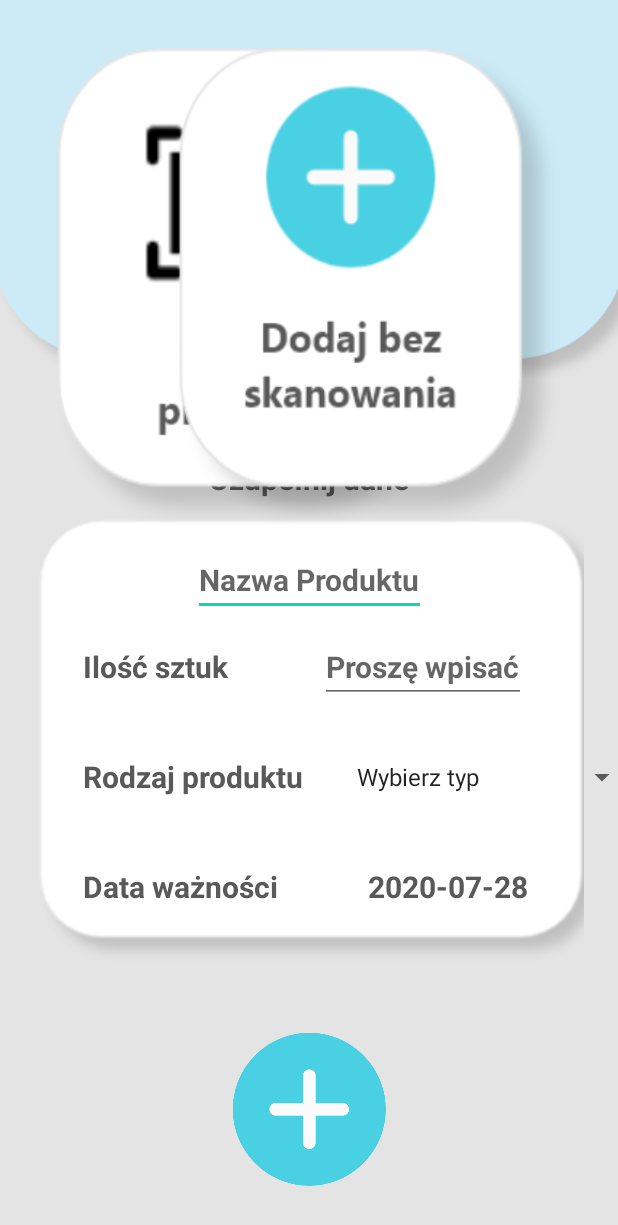
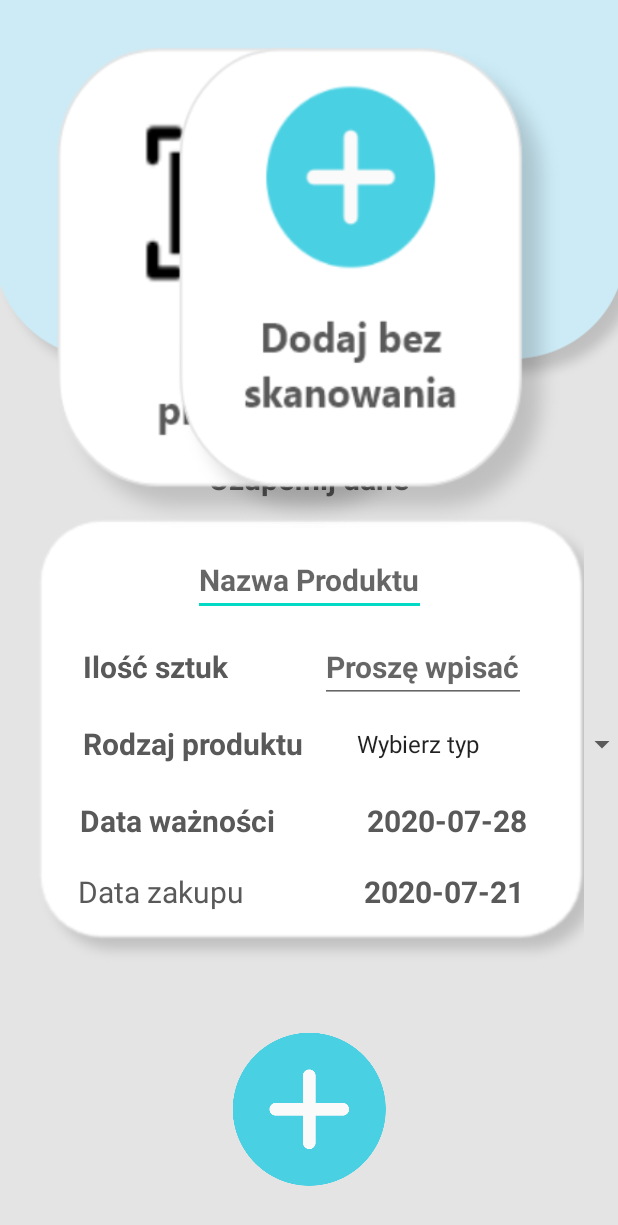
Before and after one commit to AgnieszkaRozanska/Inteligentna_Lodowka, an Android app: the ScanPrroductsActivity screen opened directly, with no data from a screen before it, after a tap on an icon or button, on a phone screen of 412 x 824 dp. Shown: the top 1225 px of the screen. Run offline under Robolectric (Android 15) with nearby library versions, the phone set to English and light mode, and no system bars; libraries missing offline, so code that uses them is left out: com.facebook.stetho, com.google.zxing.integration.

Commit message:
Add purchase date to database

```diff
--- a/app/src/main/AndroidManifest.xml
+++ b/app/src/main/AndroidManifest.xml
@@ -8,7 +8,7 @@
         android:label="@string/app_name"
         android:roundIcon="@mipmap/ic_launcher_round"
         android:supportsRtl="true"
-        android:hardwareAccelerated="true"
+        android:hardwareAccelerated="false"
         android:theme="@style/AppTheme">
         <activity android:name=".Fridge.ChangeExpirationDateActivity"></activity>
         <activity android:name=".Recipies.ConcreteRecipeActivity" />
--- a/app/src/main/java/com/example/inteligentnalodowka_mobileapp/Product.kt
+++ b/app/src/main/java/com/example/inteligentnalodowka_mobileapp/Product.kt
@@ -7,13 +7,15 @@ class Product {
     var id : String
     var nameProduct : String
     var expirationDate : String
+    var purchaseDate : String
     var quantity : String
     var type : String
 
-    constructor(id : String, nameProduct : String, expirationDate: String, quantity : String, type : String){
+    constructor(id : String, nameProduct : String, expirationDate: String, purchaseDate: String, quantity : String, type : String){
         this.id = id
         this.nameProduct = nameProduct
         this.expirationDate = expirationDate
+        this.purchaseDate = purchaseDate
         this.quantity = quantity
         this.type = type
     }
--- a/app/src/main/java/com/example/inteligentnalodowka_mobileapp/Scan/ScanPrroductsActivity.kt
+++ b/app/src/main/java/com/example/inteligentnalodowka_mobileapp/Scan/ScanPrroductsActivity.kt
@@ -123,6 +123,8 @@ class ScanPrroductsActivity : AppCompatActivity() {
         spinnerTypeOfProduct.setVisibility(View.VISIBLE)
         editTextNumberOfPackages.setVisibility(View.VISIBLE)
         textViewInformed.setVisibility(View.INVISIBLE)
+        textViewPurchaseDate.setVisibility(View.VISIBLE)
+        textViewPurDate.setVisibility(View.VISIBLE)
         buttonAddProduct.setVisibility(View.VISIBLE)
         takeCurrentDate()
     }
@@ -135,11 +137,13 @@ class ScanPrroductsActivity : AppCompatActivity() {
         var quantity = editTextNumberOfPackages.text.toString()
         var type = spinnerTypeOfProduct.getSelectedItem().toString();
         var date = textViewDate.text.toString()
+        var purdate = textViewPurDate.text.toString()
 
         var product = Product(
             idProduct,
             name,
             date,
+            purdate,
             quantity,
             type
         )
@@ -176,15 +180,16 @@ class ScanPrroductsActivity : AppCompatActivity() {
     private fun takeCurrentDate() : String{
         val current = LocalDateTime.now()
 
-        val formatter = DateTimeFormatter.ofPattern("dd-MM-yyyy")
+        val formatter = DateTimeFormatter.ofPattern("dd.MM.yyyy")
         val formatted = current.format(formatter)
         setDate(formatted)
+        setPurchaseDate(formatted)
         return  formatted
     }
 
     private fun setDate(currentDate : String){
 
-        val formatter = DateTimeFormatter.ofPattern("dd-MM-yyyy")
+        val formatter = DateTimeFormatter.ofPattern("dd.MM.yyyy")
         var dateEndFormatDate = LocalDate.parse(currentDate, formatter)
         var period = Period.of(0, 0, 7)
         var modifiedDate = dateEndFormatDate.plus(period)
@@ -217,6 +222,42 @@ class ScanPrroductsActivity : AppCompatActivity() {
             ).show()
             val date = "$day.$month.$year"
             textViewDate.setText(date.toString())
+        }
+
+    }
+
+    private fun setPurchaseDate(currentDate : String){
+
+        val formatter = DateTimeFormatter.ofPattern("dd.MM.yyyy")
+        var dateEndFormatDate = LocalDate.parse(currentDate, formatter)
+        textViewPurDate.setText(dateEndFormatDate.toString())
+
+        textViewDate.setOnClickListener {
+            var cal = Calendar.getInstance()
+            val year = cal.get(Calendar.YEAR)
+            val month = cal.get(Calendar.MONTH)
+            val day = cal.get(Calendar.DAY_OF_MONTH)
+
+            val dateSetListener =
+                DatePickerDialog.OnDateSetListener { view, year, monthOfYear, dayOfMonth ->
+                    cal.set(Calendar.YEAR, year)
+                    cal.set(Calendar.MONTH, monthOfYear)
+                    cal.set(Calendar.DAY_OF_MONTH, dayOfMonth)
+
+                    val myFormat = "dd.MM.yyyy" // mention the format you need
+                    val sdf = SimpleDateFormat(myFormat, Locale.US)
+                    textViewPurDate.text = sdf.format(cal.time)
+
+                }
+            DatePickerDialog(
+                this@ScanPrroductsActivity,
+                dateSetListener,
+                cal.get(Calendar.YEAR),
+                cal.get(Calendar.MONTH),
+                cal.get(Calendar.DAY_OF_MONTH)
+            ).show()
+            val date = "$day.$month.$year"
+            textViewPurDate.setText(date.toString())
         }
 
     }
@@ -281,6 +322,8 @@ class ScanPrroductsActivity : AppCompatActivity() {
         spinnerTypeOfProduct.setVisibility(View.INVISIBLE)
         editTextNumberOfPackages.setVisibility(View.INVISIBLE)
         textViewInformed.setVisibility(View.VISIBLE)
+        textViewPurchaseDate.setVisibility(View.INVISIBLE)
+        textViewPurDate.setVisibility(View.INVISIBLE)
         buttonAddProduct.setVisibility(View.INVISIBLE)
         takeCurrentDate()
     }
--- a/app/src/main/res/layout/activity_scan_prroducts.xml
+++ b/app/src/main/res/layout/activity_scan_prroducts.xml
@@ -36,8 +36,8 @@
         android:id="@+id/textViewExpirationDate"
         android:layout_width="wrap_content"
         android:layout_height="wrap_content"
-        android:layout_marginStart="50dp"
-        android:layout_marginBottom="40dp"
+        android:layout_marginStart="48dp"
+        android:layout_marginBottom="84dp"
         android:text="@string/ExpirationDateInfo"
         android:textColor="@color/darkGray"
         android:textSize="20dp"
@@ -182,5 +182,35 @@
         app:layout_constraintEnd_toEndOf="parent"
         app:layout_constraintStart_toStartOf="parent" />
 
+    <TextView
+        android:id="@+id/textViewPurchaseDate"
+        android:layout_width="wrap_content"
+        android:layout_height="wrap_content"
+        android:layout_marginStart="52dp"
+        android:layout_marginTop="20dp"
+        android:text="Data zakupu"
+        android:textColor="@color/darkGray"
+        android:textSize="20dp"
+        android:visibility="invisible"
+        app:layout_constraintStart_toStartOf="parent"
+        app:layout_constraintTop_toBottomOf="@+id/textViewExpirationDate" />
+
+    <TextView
+        android:id="@+id/textViewPurDate"
+        android:layout_width="wrap_content"
+        android:layout_height="wrap_content"
+        android:layout_marginStart="80dp"
+        android:layout_marginTop="20dp"
+        android:layout_marginBottom="45dp"
+        android:text="TextView"
+        android:textColor="@color/darkGray"
+        android:textSize="20dp"
+        android:textStyle="bold"
+        android:visibility="invisible"
+        app:layout_constraintBottom_toBottomOf="@+id/imageView2"
+        app:layout_constraintStart_toEndOf="@+id/textViewPurchaseDate"
+        app:layout_constraintTop_toBottomOf="@+id/textViewDate"
+        app:layout_constraintVertical_bias="0.0" />
+
 
 </androidx.constraintlayout.widget.ConstraintLayout>
```
Also changed, not shown: app/src/main/java/com/example/inteligentnalodowka_mobileapp/DataBaseHandler.kt (+7 -2 lines), app/src/main/java/com/example/inteligentnalodowka_mobileapp/Fridge/ProductDetailsActivity.kt (+11 -0 lines), app/src/main/res/layout/activity_product_details.xml (+26 -0 lines).
